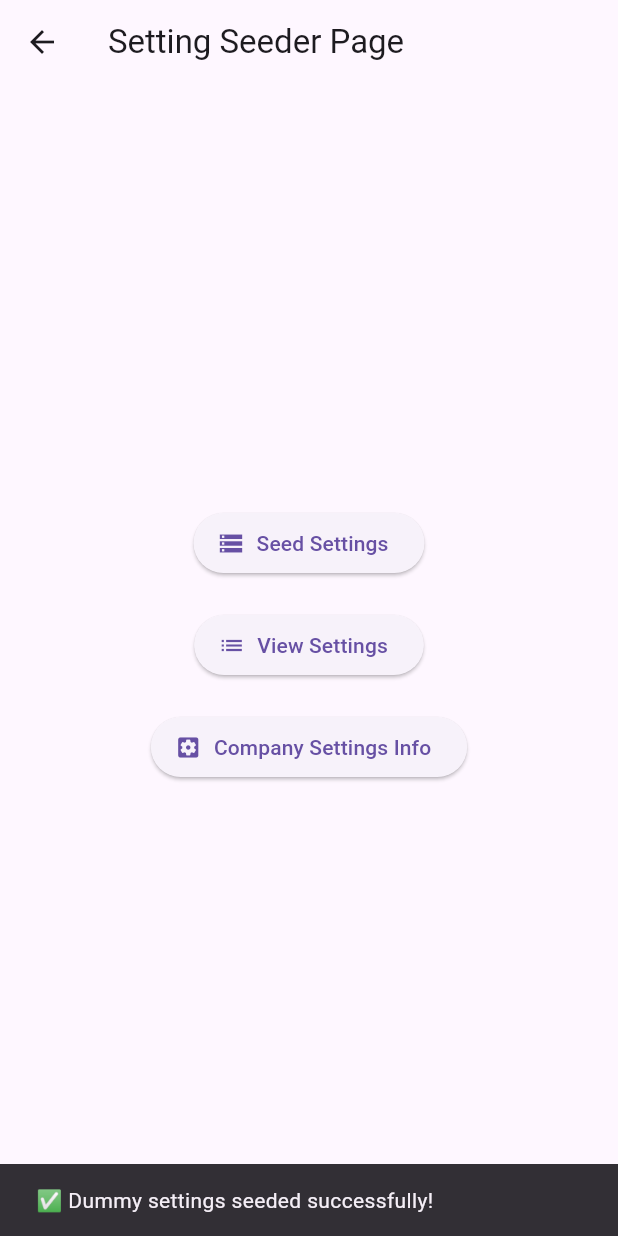
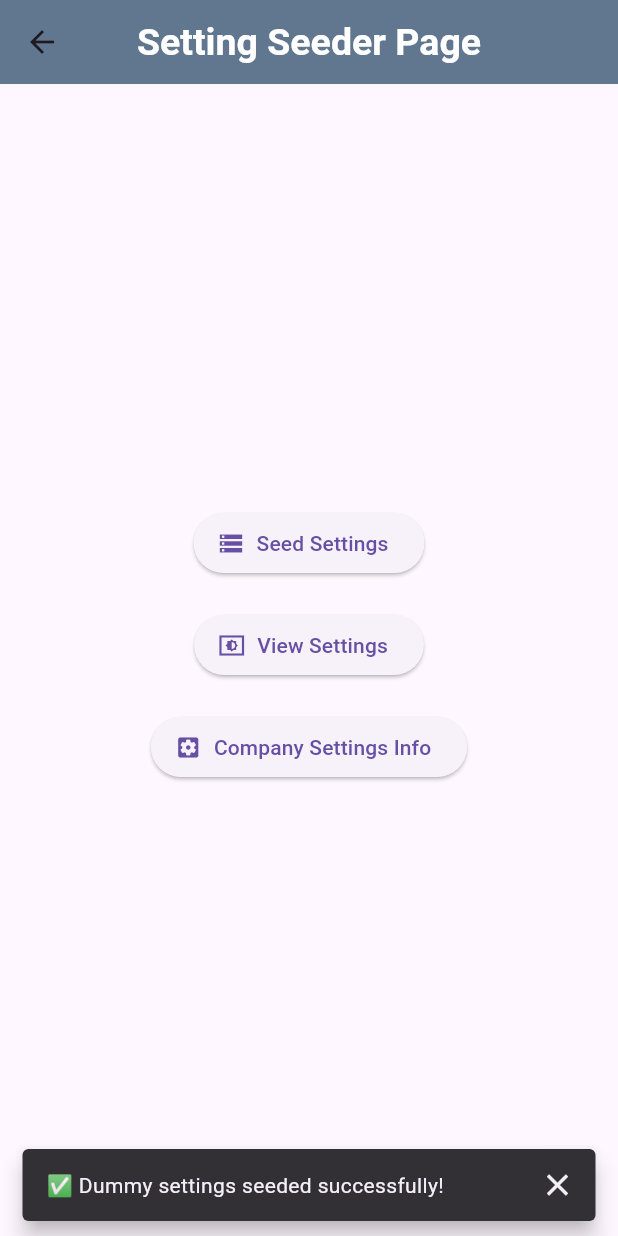
Before and after one commit to zisan-swe/bio_attendance_app, a Flutter app: the SettingSeedingPage screen opened directly, after a tap on "Seed Settings", on a phone screen of 412 x 824 dp. Run offline on Flutter 3.47's test engine with Material 3 defaults, Android fonts, the phone set to English and light mode, and no system bars; our stand-ins replace geolocator, image_picker, sqflite, timezone; accounts and stored records are empty.

Commit message:
Design updated

```diff
--- a/lib/screens/attendance/attendance_list_page.dart
+++ b/lib/screens/attendance/attendance_list_page.dart
@@ -94,6 +94,7 @@ class _AttendanceListPageState extends State<AttendanceListPage> {
     return Scaffold(
       appBar: AppBar(
         title: const Text('Attendance Records'),
+        backgroundColor: Colors.blueGrey,
         actions: [
           IconButton(
             icon: const Icon(Icons.refresh),
--- a/lib/screens/home_screen.dart
+++ b/lib/screens/home_screen.dart
@@ -126,7 +126,6 @@ class HomeScreen extends StatelessWidget {
           ),
         ],
       ),
-
       body: SafeArea(
         child: Stack(
           children: [
--- a/lib/screens/setting/company_settings_info.dart
+++ b/lib/screens/setting/company_settings_info.dart
@@ -114,7 +114,7 @@ class _CompanySettingsInfoPageState extends State<CompanySettingsInfoPage> {
     return Scaffold(
       appBar: AppBar(
         title: const Text('Company Settings Info'),
-        // actions: [
+        backgroundColor: Colors.blueGrey,        // actions: [
         //   IconButton(
         //     tooltip: 'Reset form',
         //     onPressed: isLoading || _saving ? null : _resetForm,
--- a/lib/screens/setting/setting_seeding_page.dart
+++ b/lib/screens/setting/setting_seeding_page.dart
@@ -14,6 +14,13 @@ class SettingSeedingPage extends StatelessWidget {
     return Scaffold(
       appBar: AppBar(
         title: const Text("Setting Seeder Page"),
+        centerTitle: true,
+        elevation: 25,
+        backgroundColor: Colors.blueGrey,
+        titleTextStyle: TextStyle(
+            fontSize: 25,
+            fontWeight: FontWeight.bold,
+           ),
       ),
       body: Center(
         child: Column(
@@ -27,6 +34,9 @@ class SettingSeedingPage extends StatelessWidget {
                 ScaffoldMessenger.of(context).showSnackBar(
                   const SnackBar(
                     content: Text("✅ Dummy settings seeded successfully!"),
+                    behavior: SnackBarBehavior.floating,
+                    showCloseIcon: true,
+                    duration: const Duration(seconds: 2),
                   ),
                 );
               },
@@ -34,7 +44,7 @@ class SettingSeedingPage extends StatelessWidget {
 
             const SizedBox(height: 20),
             ElevatedButton.icon(
-              icon: const Icon(Icons.list),
+              icon: const Icon(Icons.settings_display_sharp),
               label: const Text("View Settings"),
               onPressed: () {
                 Navigator.push(
--- a/lib/screens/setting/settings_list_page.dart
+++ b/lib/screens/setting/settings_list_page.dart
@@ -130,7 +130,8 @@ class _SettingsListPageState extends State<SettingsListPage> {
   @override
   Widget build(BuildContext context) {
     return Scaffold(
-      appBar: AppBar(title: const Text("Settings List")),
+      appBar: AppBar(title: const Text("Settings List"),
+        backgroundColor: Colors.blueGrey,),
       body: _settings.isEmpty
           ? const Center(child: Text("⚠ No settings found!"))
           : ListView.builder(
```
